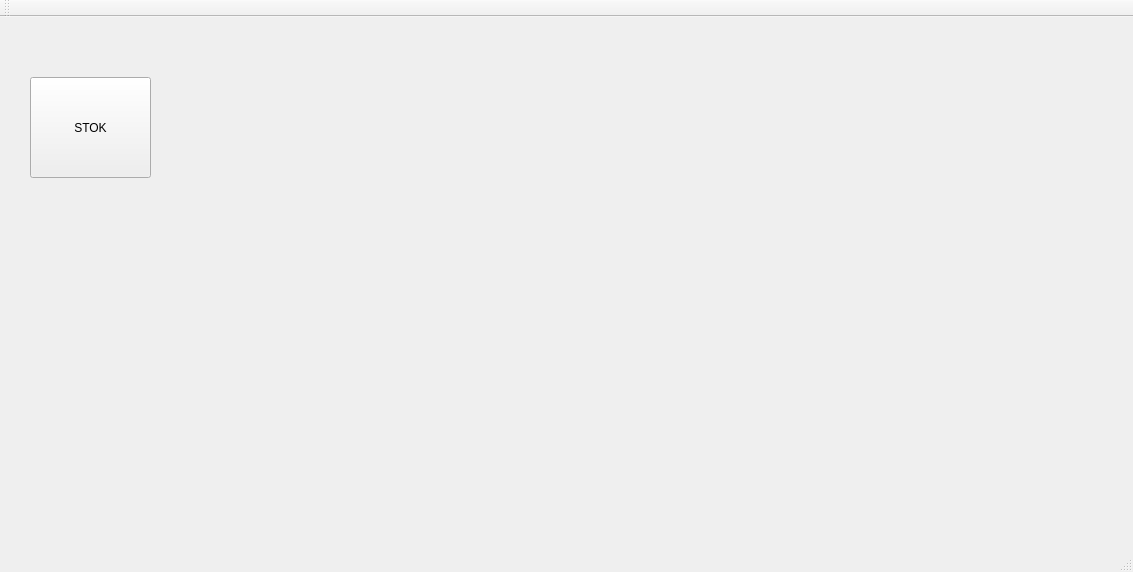
This is mainwindow.ui in CMLDMR/Ressor as Qt 5 draws it before an edit. The edited form follows.
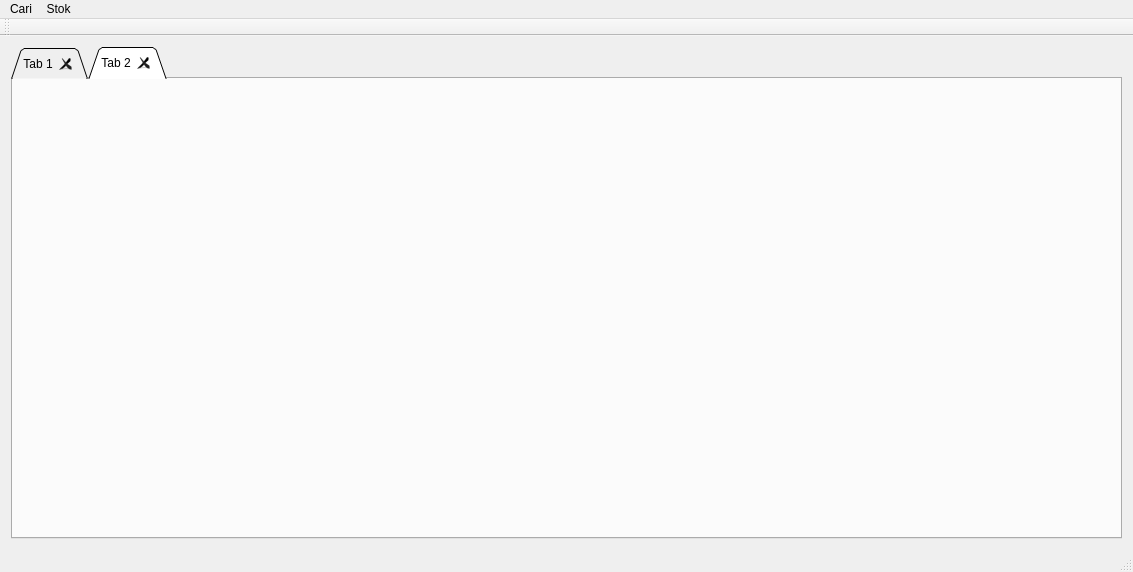
This is the edited form.

What changed in the file:
```diff
--- a/mainwindow.ui
+++ b/mainwindow.ui
@@ -14,19 +14,40 @@
    <string>MainWindow</string>
   </property>
   <widget class="QWidget" name="centralWidget">
-   <widget class="QPushButton" name="pushButton_Stok">
-    <property name="geometry">
-     <rect>
-      <x>30</x>
-      <y>60</y>
-      <width>121</width>
-      <height>101</height>
-     </rect>
-    </property>
-    <property name="text">
-     <string>STOK</string>
-    </property>
-   </widget>
+   <layout class="QHBoxLayout" name="horizontalLayout">
+    <item>
+     <widget class="QTabWidget" name="tabWidget">
+      <property name="tabShape">
+       <enum>QTabWidget::Triangular</enum>
+      </property>
+      <property name="currentIndex">
+       <number>1</number>
+      </property>
+      <property name="documentMode">
+       <bool>false</bool>
+      </property>
+      <property name="tabsClosable">
+       <bool>true</bool>
+      </property>
+      <property name="movable">
+       <bool>true</bool>
+      </property>
+      <property name="tabBarAutoHide">
+       <bool>false</bool>
+      </property>
+      <widget class="QWidget" name="tab">
+       <attribute name="title">
+        <string>Tab 1</string>
+       </attribute>
+      </widget>
+      <widget class="QWidget" name="tab_2">
+       <attribute name="title">
+        <string>Tab 2</string>
+       </attribute>
+      </widget>
+     </widget>
+    </item>
+   </layout>
   </widget>
   <widget class="QMenuBar" name="menuBar">
    <property name="geometry">
@@ -37,6 +58,19 @@
      <height>21</height>
     </rect>
    </property>
+   <widget class="QMenu" name="menuCari">
+    <property name="title">
+     <string>Cari</string>
+    </property>
+   </widget>
+   <widget class="QMenu" name="menuStok">
+    <property name="title">
+     <string>Stok</string>
+    </property>
+    <addaction name="actionStok_Kartlar"/>
+   </widget>
+   <addaction name="menuCari"/>
+   <addaction name="menuStok"/>
   </widget>
   <widget class="QToolBar" name="mainToolBar">
    <attribute name="toolBarArea">
```
Left out of the diff: 5 changed lines with no effect on the pictures.
